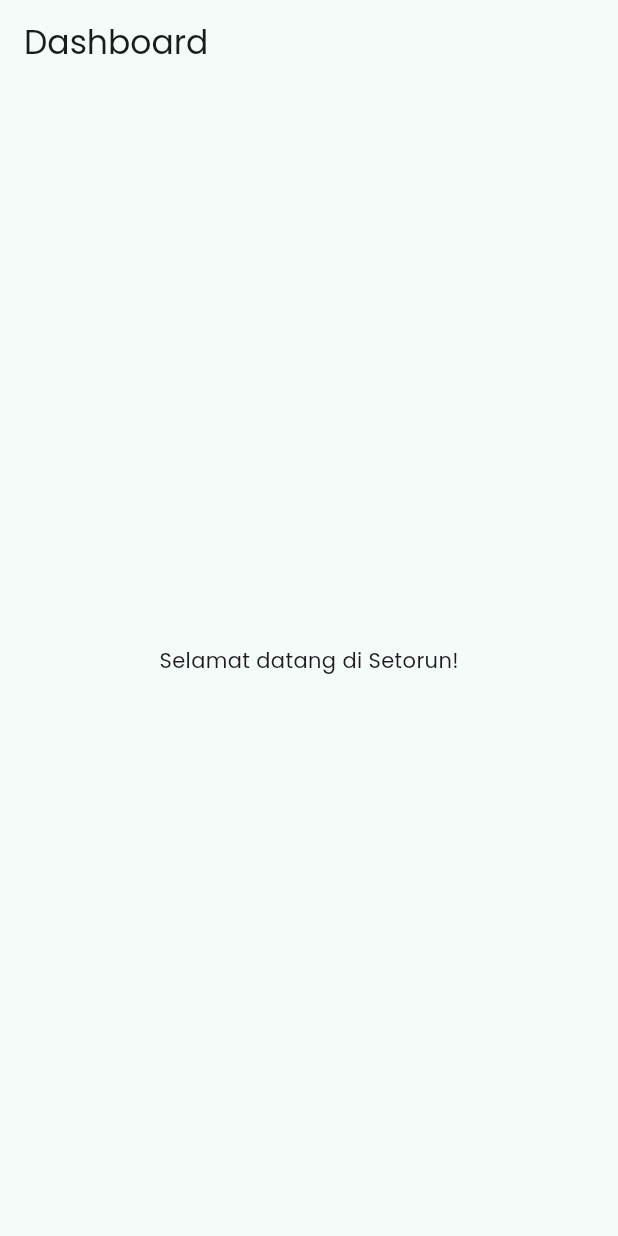
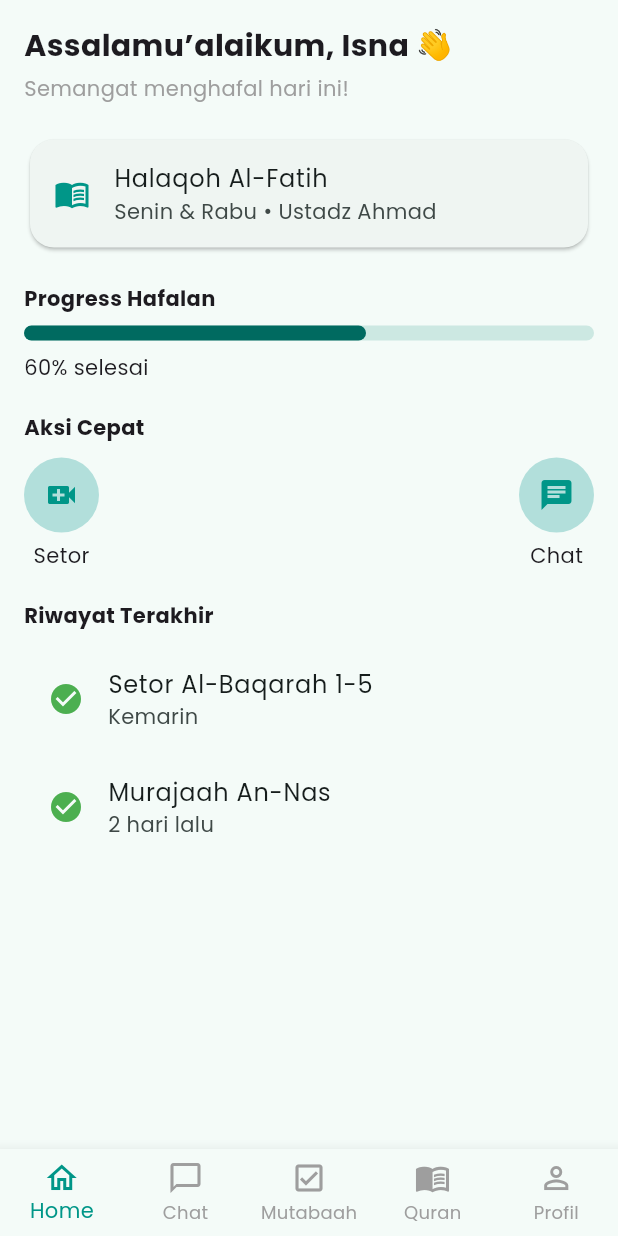
Before and after one commit to isnainiulya00/setorun, a Flutter app: the DashboardScreen screen opened directly, on a phone screen of 412 x 824 dp. Run offline on Flutter 3.47's test engine with Material 3 defaults, Android fonts, the phone set to English and light mode, and no system bars; our stand-ins replace google_fonts; missing offline and left inert: syncfusion_flutter_pdfviewer.

Commit message:
dashboard & page

```diff
--- a/lib/screens/dashboard_screen.dart
+++ b/lib/screens/dashboard_screen.dart
@@ -1,14 +1,68 @@
 import 'package:flutter/material.dart';
+import 'home_page.dart';
+import 'chat_page.dart';
+import 'mutabaah_page.dart';
+import 'profile_page.dart';
+import 'quran_page.dart';
 
+class DashboardScreen extends StatefulWidget {
+  const DashboardScreen({super.key});
 
-class DashboardScreen extends StatelessWidget { // Nama kelas ini yang dicari
-  const DashboardScreen({super.key});
+  @override
+  State<DashboardScreen> createState() => _DashboardScreenState();
+}
+
+class _DashboardScreenState extends State<DashboardScreen> {
+  int _selectedIndex = 0;
+
+  final List<Widget> _pages = [
+    const HomePage(),
+    const ChatPage(),
+    const MutabaahPage(),
+    const QuranPage(),
+    const ProfilePage(),
+  ];
+
+  void _onItemTapped(int index) {
+    setState(() {
+      _selectedIndex = index;
+    });
+  }
 
   @override
   Widget build(BuildContext context) {
     return Scaffold(
-      appBar: AppBar(title: const Text('Dashboard')),
-      body: const Center(child: Text('Selamat datang di Setorun!')),
+      body: _pages[_selectedIndex],
+
+      bottomNavigationBar: BottomNavigationBar(
+        currentIndex: _selectedIndex,
+        onTap: _onItemTapped,
+        selectedItemColor: Colors.teal,
+        unselectedItemColor: Colors.grey,
+        type: BottomNavigationBarType.fixed,
+        items: const [
+          BottomNavigationBarItem(
+            icon: Icon(Icons.home_outlined),
+            label: 'Home',
+          ),
+          BottomNavigationBarItem(
+            icon: Icon(Icons.chat_bubble_outline),
+            label: 'Chat',
+          ),
+          BottomNavigationBarItem(
+            icon: Icon(Icons.check_box_outlined),
+            label: 'Mutabaah',
+          ),
+          BottomNavigationBarItem(
+            icon: Icon(Icons.menu_book_outlined),
+            label: 'Quran',
+          ),
+          BottomNavigationBarItem(
+            icon: Icon(Icons.person_outline),
+            label: 'Profil',
+          ),
+        ],
+      ),
     );
   }
 }
--- /dev/null
+++ b/lib/screens/halaqoh_selection_screen.dart
@@ -0,0 +1,45 @@
+import 'package:flutter/material.dart';
+import 'dashboard_screen.dart';
+
+class HalaqohSelectionScreen extends StatelessWidget {
+  const HalaqohSelectionScreen({super.key});
+
+  @override
+  Widget build(BuildContext context) {
+    final halaqohList = [
+      {"nama": "Halaqoh Al-Fatih", "jadwal": "Senin & Rabu"},
+      {"nama": "Halaqoh An-Nur", "jadwal": "Selasa & Kamis"},
+      {"nama": "Halaqoh Ar-Rahman", "jadwal": "Jumat"},
+    ];
+
+    return Scaffold(
+      appBar: AppBar(title: const Text("Pilih Halaqoh")),
+      body: ListView.builder(
+        itemCount: halaqohList.length,
+        itemBuilder: (context, index) {
+          final halaqoh = halaqohList[index];
+
+          return Card(
+            margin: const EdgeInsets.all(12),
+            child: ListTile(
+              title: Text(halaqoh["nama"]!),
+              subtitle: Text(halaqoh["jadwal"]!),
+              trailing: ElevatedButton(
+                onPressed: () {
+                  // JOIN HALAQOH → MASUK DASHBOARD
+                  Navigator.pushReplacement(
+                    context,
+                    MaterialPageRoute(
+                      builder: (context) => const DashboardScreen(),
+                    ),
+                  );
+                },
+                child: const Text("Join"),
+              ),
+            ),
+          );
+        },
+      ),
+    );
+  }
+}
--- /dev/null
+++ b/lib/screens/home_page.dart
@@ -0,0 +1,125 @@
+import 'package:flutter/material.dart';
+import 'video_call_screen.dart';
+import 'chat_page.dart';
+
+class HomePage extends StatelessWidget {
+  const HomePage({super.key});
+
+  @override
+  Widget build(BuildContext context) {
+    return SingleChildScrollView(
+      padding: const EdgeInsets.all(16),
+      child: Column(
+        crossAxisAlignment: CrossAxisAlignment.start,
+        children: [
+          // 👋 Greeting
+          const Text(
+            "Assalamu’alaikum, Isna 👋",
+            style: TextStyle(fontSize: 20, fontWeight: FontWeight.bold),
+          ),
+          const SizedBox(height: 4),
+          const Text(
+            "Semangat menghafal hari ini!",
+            style: TextStyle(color: Colors.grey),
+          ),
+
+          const SizedBox(height: 20),
+
+          // 📘 Card Halaqoh
+          Card(
+            shape: RoundedRectangleBorder(
+              borderRadius: BorderRadius.circular(16),
+            ),
+            child: const ListTile(
+              leading: Icon(Icons.menu_book, color: Colors.teal),
+              title: Text("Halaqoh Al-Fatih"),
+              subtitle: Text("Senin & Rabu • Ustadz Ahmad"),
+            ),
+          ),
+
+          const SizedBox(height: 20),
+
+          // 📊 Progress
+          const Text(
+            "Progress Hafalan",
+            style: TextStyle(fontWeight: FontWeight.bold),
+          ),
+          const SizedBox(height: 8),
+          LinearProgressIndicator(
+            value: 0.6,
+            minHeight: 10,
+            borderRadius: BorderRadius.circular(10),
+          ),
+          const SizedBox(height: 8),
+          const Text("60% selesai"),
+
+          const SizedBox(height: 20),
+
+          // ⚡ Quick Actions
+          const Text(
+            "Aksi Cepat",
+            style: TextStyle(fontWeight: FontWeight.bold),
+          ),
+          const SizedBox(height: 10),
+
+          Row(
+            mainAxisAlignment: MainAxisAlignment.spaceBetween,
+            children: [
+              _buildButton(Icons.video_call, "Setor", () {
+                Navigator.push(
+                  context,
+                  MaterialPageRoute(
+                    builder: (context) => const VideoCallScreen(),
+                  ),
+                );
+              }),
+              _buildButton(Icons.chat, "Chat", () {
+                Navigator.push(
+                  context,
+                  MaterialPageRoute(builder: (context) => const ChatPage()),
+                );
+              }),
+            ],
+          ),
+
+          const SizedBox(height: 20),
+
+          // 🕒 Riwayat
+          const Text(
+            "Riwayat Terakhir",
+            style: TextStyle(fontWeight: FontWeight.bold),
+          ),
+          const SizedBox(height: 10),
+
+          const ListTile(
+            leading: Icon(Icons.check_circle, color: Colors.green),
+            title: Text("Setor Al-Baqarah 1-5"),
+            subtitle: Text("Kemarin"),
+          ),
+          const ListTile(
+            leading: Icon(Icons.check_circle, color: Colors.green),
+            title: Text("Murajaah An-Nas"),
+            subtitle: Text("2 hari lalu"),
+          ),
+        ],
+      ),
+    );
+  }
+
+  Widget _buildButton(IconData icon, String label, VoidCallback onTap) {
+    return GestureDetector(
+      onTap: onTap,
+      child: Column(
+        children: [
+          CircleAvatar(
+            radius: 25,
+            backgroundColor: Colors.teal.shade100,
+            child: Icon(icon, color: Colors.teal),
+          ),
+          const SizedBox(height: 5),
+          Text(label),
+        ],
+      ),
+    );
+  }
+}
--- a/pubspec.yaml
+++ b/pubspec.yaml
@@ -30,6 +30,7 @@
 dependencies:
   flutter:
     sdk: flutter
+  syncfusion_flutter_pdfviewer: ^24.1.41
 
   # The following adds the Cupertino Icons font to your application.
   # Use with the CupertinoIcons class for iOS style icons.
@@ -52,6 +53,8 @@
 
 # The following section is specific to Flutter packages.
 flutter:
+  assets:
+    - assets/pdf/
 
   # The following line ensures that the Material Icons font is
   # included with your application, so that you can use the icons in
```
Also changed, not shown: lib/screens/chat_page.dart (added, +109 -0 lines), lib/screens/login_screen.dart (+25 -16 lines), lib/screens/mutabaah_page.dart (added, +71 -0 lines), lib/screens/profile_page.dart (added, +48 -0 lines), lib/screens/quran_page.dart (added, +16 -0 lines), lib/screens/teacher_dashboard_screen.dart (added, +15 -0 lines), lib/screens/video_call_screen.dart (added, +86 -0 lines), pubspec.lock, 5 other files.
